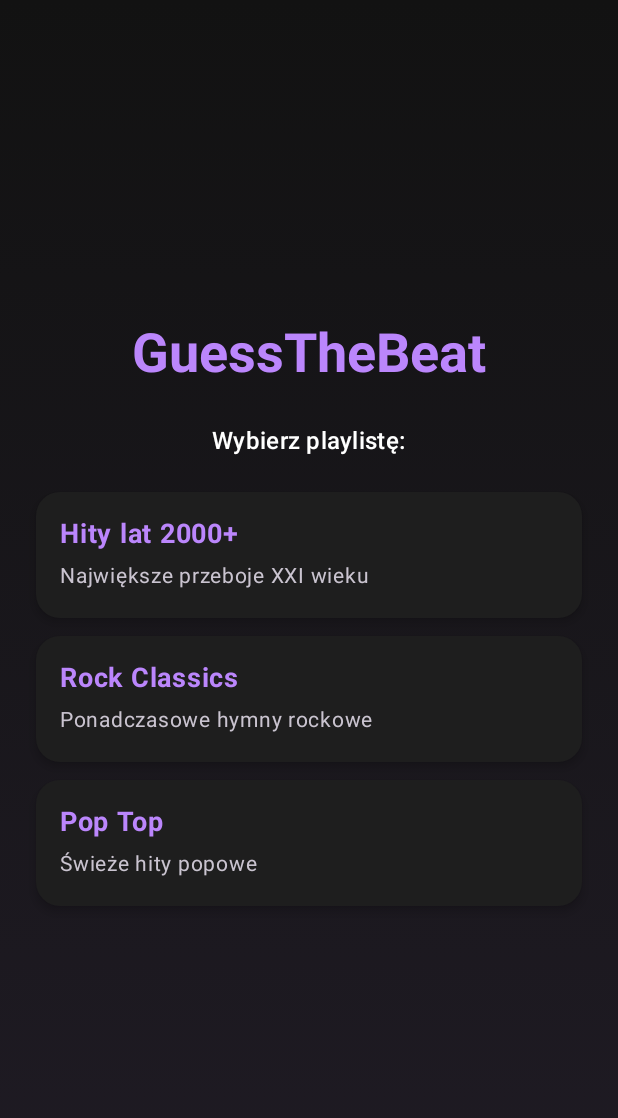
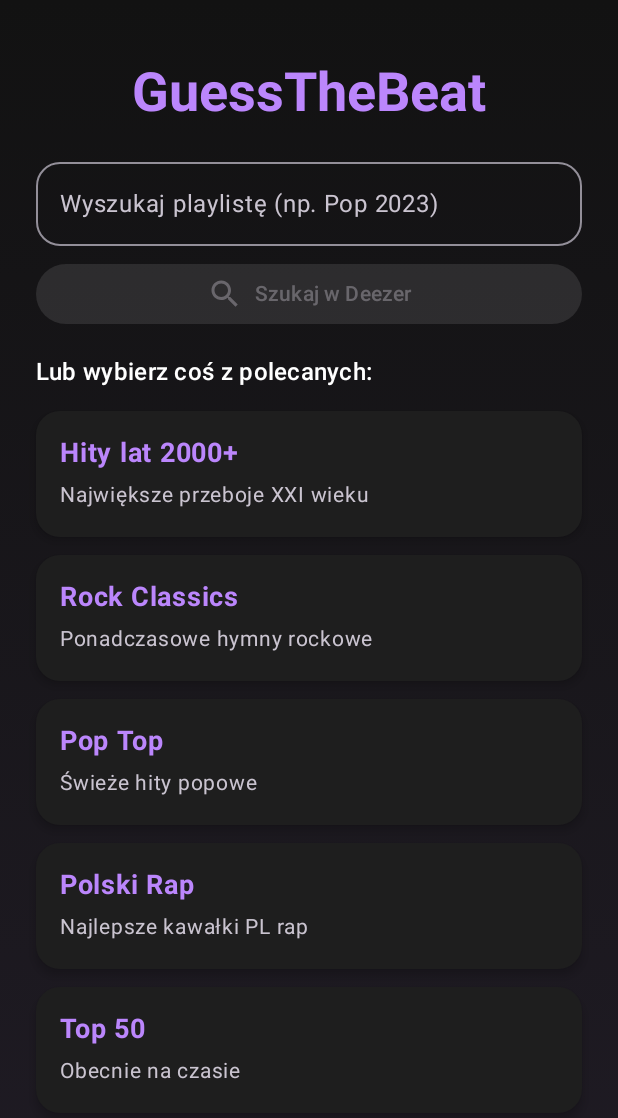
Before and after one commit to JakubPacult/guess-the-beat, an Android app built with Jetpack Compose: the screen it shows after launch (MainActivity), on a phone screen of 412 x 824 dp. Shown: the top 1118 px of the screen. Run offline under Robolectric (Android 15) with nearby library versions, the phone set to English and light mode, and no system bars.

Commit message:
Dodanie wyszukiwarki playlist oraz naprawienie błędu polegającego na wyszukaniu pustego pliku

```diff
--- a/app/src/main/java/com/example/guessthebeat/GameViewModel.kt
+++ b/app/src/main/java/com/example/guessthebeat/GameViewModel.kt
@@ -36,15 +36,25 @@ class GameViewModel : ViewModel() {
         private set
 
     val incorrectGuesses = mutableStateListOf<String>()
-
     var isRoundOver by mutableStateOf(false)
         private set
 
-    // --- Obsługa wielu playlist ---
+    // --- NOWE ZMIENNE WYSZUKIWARKI ---
+    var searchQuery by mutableStateOf("")
+        private set
+    // Używamy mutableStateListOf aby Compose obserwowało zmiany na liście
+    var searchResults = mutableStateListOf<DeezerPlaylist>()
+        private set
+    var isSearching by mutableStateOf(false)
+        private set
+
+    // --- Domyślne playlisty ---
     val availablePlaylists = listOf(
         DeezerPlaylist(5123717724, "Hity lat 2000+", "Największe przeboje XXI wieku"),
         DeezerPlaylist(3227703762, "Rock Classics", "Ponadczasowe hymny rockowe"),
-        DeezerPlaylist(1115594221, "Pop Top", "Świeże hity popowe") // Przykładowe ID, możesz podmienić na własne
+        DeezerPlaylist(1115594221, "Pop Top", "Świeże hity popowe"),
+        DeezerPlaylist(1963962142, "Polski Rap", "Najlepsze kawałki PL rap"),
+        DeezerPlaylist(1447230235, "Top 50", "Obecnie na czasie")
     )
 
     var selectedPlaylist by mutableStateOf<DeezerPlaylist?>(null)
@@ -57,12 +67,37 @@ class GameViewModel : ViewModel() {
         userGuess = newGuess
     }
 
-    // Wybór playlisty przez użytkownika
+    // NOWE: Metoda aktualizująca pole wyszukiwania
+    fun updateSearchQuery(query: String) {
+        searchQuery = query
+    }
+
+    // NOWE: Metoda wykonująca wyszukiwanie przez MusicPlayer
+    fun searchForPlaylists(musicPlayer: MusicPlayer) {
+        if (searchQuery.trim().isEmpty()) {
+            searchResults.clear()
+            return
+        }
+
+        isSearching = true
+        viewModelScope.launch {
+            val results = musicPlayer.searchPlaylists(searchQuery)
+            searchResults.clear()
+            searchResults.addAll(results)
+            isSearching = false
+        }
+    }
+
+    // NOWE: Czyści pole wyszukiwania i wyniki
+    fun clearSearch() {
+        searchQuery = ""
+        searchResults.clear()
+    }
+
     fun selectPlaylist(playlist: DeezerPlaylist) {
         selectedPlaylist = playlist
     }
 
-    // Reset wyboru, aby powrócić do menu playlist
     fun resetPlaylistSelection() {
         selectedPlaylist = null
         isSongLoaded = false
@@ -80,7 +115,6 @@ class GameViewModel : ViewModel() {
             isRoundOver = false
             incorrectGuesses.clear()
 
-            // Pobieramy ID utworów dla wybranej playlisty
             val ids = musicPlayer.loadPlaylist(playlist.id)
 
             if (ids.isNotEmpty()) {
@@ -93,7 +127,11 @@ class GameViewModel : ViewModel() {
     }
 
     fun playRandomSong(musicPlayer: MusicPlayer) {
-        if (playlistTrackIds.isEmpty()) return
+        if (playlistTrackIds.isEmpty()) {
+            message = "Brak utworów z dostępnym audio na tej playliście."
+            return
+        }
+
         val randomId = playlistTrackIds.random()
 
         isRoundOver = false
@@ -119,7 +157,19 @@ class GameViewModel : ViewModel() {
                 isFinished = false
                 message = "Zgadnij tytuł utworu! Pozostało prób: $attemptsLeft"
             } else {
-                message = "Błąd odtwarzania utworu."
+                // JEŚLI UTWÓR JEST PUSTY/USZKODZONY:
+                // 1. Wyrzucamy to ID z naszej puli, żeby nie trafić na nie ponownie
+                val mutableIds = playlistTrackIds.toMutableList()
+                mutableIds.remove(randomId)
+                playlistTrackIds = mutableIds
+
+                // 2. Automatycznie próbujemy załadować inny utwór, jeśli coś zostało
+                if (playlistTrackIds.isNotEmpty()) {
+                    message = "Pomijanie utworu bez dema audio..."
+                    playRandomSong(musicPlayer) // Rekurencyjne wywołanie dla nowego utworu
+                } else {
+                    message = "Żaden utwór na tej playliście nie posiada dema audio."
+                }
             }
         }
     }
@@ -159,7 +209,6 @@ class GameViewModel : ViewModel() {
 
     fun togglePlayPause(musicPlayer: MusicPlayer) {
         if (isRoundOver) return
-
         when {
             isFinished -> {
                 musicPlayer.restart()
--- a/app/src/main/java/com/example/guessthebeat/MainActivity.kt
+++ b/app/src/main/java/com/example/guessthebeat/MainActivity.kt
@@ -6,12 +6,16 @@ import androidx.activity.compose.setContent
 import androidx.compose.foundation.background
 import androidx.compose.foundation.clickable
 import androidx.compose.foundation.layout.*
+import androidx.compose.foundation.lazy.LazyColumn
+import androidx.compose.foundation.lazy.items
 import androidx.compose.foundation.shape.CircleShape
 import androidx.compose.foundation.shape.RoundedCornerShape
 import androidx.compose.material.icons.Icons
+import androidx.compose.material.icons.filled.Close
 import androidx.compose.material.icons.filled.Pause
 import androidx.compose.material.icons.filled.PlayArrow
 import androidx.compose.material.icons.filled.Refresh
+import androidx.compose.material.icons.filled.Search
 import androidx.compose.material3.*
 import androidx.compose.runtime.*
 import androidx.compose.ui.Alignment
@@ -54,7 +58,6 @@ class MainActivity : ComponentActivity() {
 
     override fun onPause() {
         super.onPause()
-        // Zatrzymanie muzyki i zwolnienie zasobów przez metodę z klasy MusicPlayer
         musicPlayer.stop()
     }
 }
@@ -68,7 +71,6 @@ fun GameScreen(
         modifier = Modifier
             .fillMaxSize()
             .padding(24.dp),
-        verticalArrangement = Arrangement.Center,
         horizontalAlignment = Alignment.CenterHorizontally
     ) {
         // Tytuł gry
@@ -77,23 +79,72 @@ fun GameScreen(
             style = MaterialTheme.typography.displaySmall.copy(
                 fontWeight = FontWeight.Bold,
                 color = MaterialTheme.colorScheme.primary
+            ),
+            modifier = Modifier.padding(top = 16.dp, bottom = 16.dp)
+        )
+
+        // KROK 1: Wybór playlisty (ekran początkowy / wyszukiwarka)
+        if (viewModel.selectedPlaylist == null) {
+
+            // --- Pasek Wyszukiwania ---
+            OutlinedTextField(
+                value = viewModel.searchQuery,
+                onValueChange = { viewModel.updateSearchQuery(it) },
+                label = { Text("Wyszukaj playlistę (np. Pop 2023)") },
+                singleLine = true,
+                modifier = Modifier.fillMaxWidth(),
+                shape = RoundedCornerShape(16.dp),
+                trailingIcon = {
+                    if (viewModel.searchQuery.isNotEmpty()) {
+                        IconButton(onClick = { viewModel.clearSearch() }) {
+                            Icon(Icons.Default.Close, contentDescription = "Wyczyść")
+                        }
+                    }
+                },
+                colors = OutlinedTextFieldDefaults.colors(
+                    focusedBorderColor = MaterialTheme.colorScheme.secondary,
+                    focusedLabelColor = MaterialTheme.colorScheme.secondary
                 )
             )
 
-        Spacer(modifier = Modifier.height(24.dp))
+            Spacer(modifier = Modifier.height(8.dp))
 
-        // KROK 1: Wybór playlisty, jeśli użytkownik jeszcze jej nie wybrał
-        if (viewModel.selectedPlaylist == null) {
-            Text(
-                text = "Wybierz playlistę:",
-                style = MaterialTheme.typography.titleMedium,
-                color = MaterialTheme.colorScheme.onSurface
-            )
+            Button(
+                onClick = { viewModel.searchForPlaylists(musicPlayer) },
+                modifier = Modifier.fillMaxWidth(),
+                enabled = viewModel.searchQuery.isNotBlank() && !viewModel.isSearching
+            ) {
+                if (viewModel.isSearching) {
+                    CircularProgressIndicator(modifier = Modifier.size(24.dp), color = MaterialTheme.colorScheme.onPrimary)
+                } else {
+                    Icon(Icons.Default.Search, contentDescription = null)
+                    Spacer(modifier = Modifier.width(8.dp))
+                    Text("Szukaj w Deezer")
+                }
+            }
 
             Spacer(modifier = Modifier.height(16.dp))
 
-            // Generowanie kart dla każdej dostępnej playlisty
-            viewModel.availablePlaylists.forEach { playlist ->
+            val listToShow = if (viewModel.searchResults.isNotEmpty()) {
+                viewModel.searchResults
+            } else {
+                viewModel.availablePlaylists
+            }
+
+            Text(
+                text = if (viewModel.searchResults.isNotEmpty()) "Wyniki wyszukiwania:" else "Lub wybierz coś z polecanych:",
+                style = MaterialTheme.typography.titleMedium,
+                color = MaterialTheme.colorScheme.onSurface,
+                modifier = Modifier.align(Alignment.Start)
+            )
+
+            Spacer(modifier = Modifier.height(8.dp))
+
+            // --- Lista Playlist (Domyślne lub z wyników wyszukiwania) ---
+            LazyColumn(
+                modifier = Modifier.weight(1f) // Zajmuje dostępną przestrzeń i pozwala na scrollowanie
+            ) {
+                items(listToShow) { playlist ->
                     Card(
                         modifier = Modifier
                             .fillMaxWidth()
@@ -110,13 +161,23 @@ fun GameScreen(
                         }
                     }
                 }
+            }
+
         } else {
-            // KROK 2: Playlista została wybrana, ale gra się jeszcze nie rozpoczęła (utwór nie wczytany)
+            // =============================================================
+            // RESZTA WIDOKÓW POZOSTAJE NIEMAL BEZ ZMIAN (Odtwarzanie i gra)
+            // KROK 2: Playlista została wybrana, ale gra się jeszcze nie rozpoczęła
+            Column(
+                modifier = Modifier.fillMaxSize(),
+                horizontalAlignment = Alignment.CenterHorizontally,
+                verticalArrangement = Arrangement.Center
+            ) {
                 if (!viewModel.isSongLoaded) {
                     Text(
                         text = "Wybrano: ${viewModel.selectedPlaylist?.name}",
                         style = MaterialTheme.typography.bodyLarge,
-                    color = MaterialTheme.colorScheme.secondary
+                        color = MaterialTheme.colorScheme.secondary,
+                        textAlign = TextAlign.Center
                     )
 
                     Spacer(modifier = Modifier.height(16.dp))
@@ -284,11 +345,11 @@ fun GameScreen(
                         }
                     }
 
-                // Dodatkowy przycisk pozwalający zmienić playlistę w trakcie powrotu do menu
                     Spacer(modifier = Modifier.height(16.dp))
                     TextButton(onClick = {
                         musicPlayer.stop()
                         viewModel.resetPlaylistSelection()
+                        viewModel.clearSearch() // Czyścimy przy powrocie
                     }) {
                         Text(text = "← Wybierz inną playlistę", color = MaterialTheme.colorScheme.secondary)
                     }
@@ -296,3 +357,4 @@ fun GameScreen(
             }
         }
     }
+}
```
Also changed, not shown: app/src/main/java/com/example/guessthebeat/DeezerAPI.kt (+50 -48 lines). Lines whose indentation alone changed are shown as unchanged.
